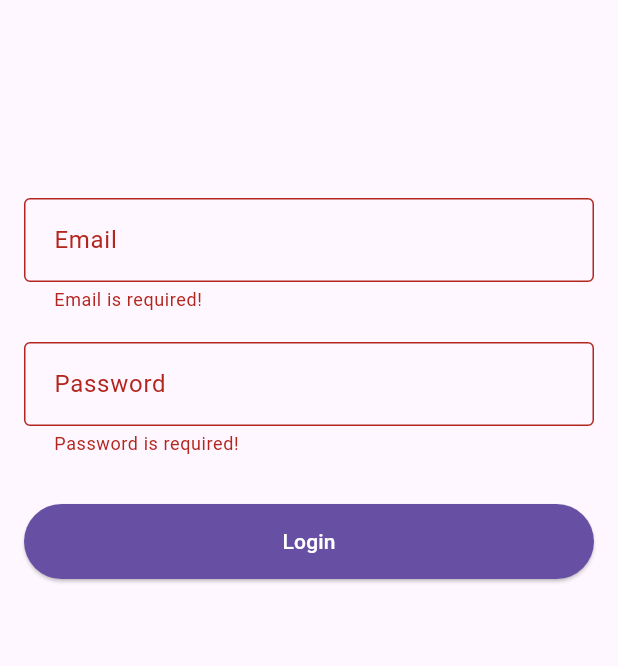
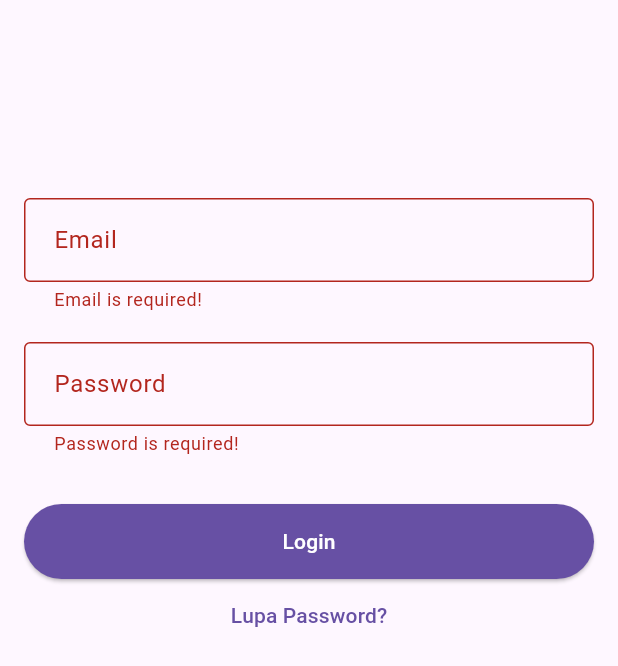
Before and after one commit to antasofa7/attendance_app, a Flutter app: the screen it shows after launch, after a tap on "Login", on a phone screen of 412 x 824 dp. Shown: the top 666 px of the screen. Run offline on Flutter 3.47's test engine with Material 3 defaults, Android fonts, the phone set to English and light mode, and no system bars; our stand-ins replace cloud_firestore, firebase_auth, firebase_core, get; missing offline and left inert: firebase_app_check; accounts and stored records are empty.

Commit message:
feat: add change password, auto login and forgot password

```diff
--- a/lib/app/modules/home/controllers/home_controller.dart
+++ b/lib/app/modules/home/controllers/home_controller.dart
@@ -1,3 +1,5 @@
 import 'package:get/get.dart';
 
-class HomeController extends GetxController {}
+class HomeController extends GetxController {
+  var isLoading = false.obs;
+}
--- a/lib/app/modules/login/controllers/login_controller.dart
+++ b/lib/app/modules/login/controllers/login_controller.dart
@@ -1,3 +1,4 @@
+import 'package:attendance_app/app/modules/password/controllers/password_controller.dart';
 import 'package:firebase_auth/firebase_auth.dart';
 import 'package:flutter/material.dart';
 import 'package:get/get.dart';
@@ -13,8 +14,11 @@ class LoginController extends GetxController {
 
   final FirebaseAuth _auth = FirebaseAuth.instance;
 
+  var isLoading = false.obs;
+
   Future<void> login() async {
     if (formKey.currentState?.validate() ?? false) {
+      isLoading(true);
       try {
         UserCredential userCredential = await _auth.signInWithEmailAndPassword(
             email: emailController.text, password: passwordController.text);
@@ -28,7 +32,8 @@ class LoginController extends GetxController {
                   middleText: 'Change your current password before login!',
                   actions: [
                     ElevatedButton(
-                        onPressed: () => Get.toNamed(Routes.PASSWORD),
+                        onPressed: () => Get.toNamed(Routes.PASSWORD,
+                            arguments: PasswordType.change),
                         child: const Text('Change Password'))
                   ]);
             } else {
@@ -40,7 +45,11 @@ class LoginController extends GetxController {
                 middleText: 'Please verify your email',
                 actions: [
                   OutlinedButton(
-                      onPressed: () => Get.back(), child: const Text('Cancel')),
+                      onPressed: () {
+                        isLoading(false);
+                        Get.back();
+                      },
+                      child: const Text('Cancel')),
                   ElevatedButton(
                       onPressed: () async {
                         try {
@@ -54,6 +63,8 @@ class LoginController extends GetxController {
                           F.alert(
                               title: 'Something went wrong.',
                               message: 'Failed to send verification email.');
+                        } finally {
+                          isLoading(false);
                         }
                       },
                       child: const Text('Resend email'))
@@ -72,6 +83,8 @@ class LoginController extends GetxController {
         }
       } catch (e) {
         F.alert(title: 'Something went wrong', message: e.toString());
+      } finally {
+        isLoading(false);
       }
     }
   }
--- a/lib/app/modules/login/views/login_view.dart
+++ b/lib/app/modules/login/views/login_view.dart
@@ -5,6 +5,8 @@ import 'package:get/get.dart';
 import '../../../../core/methods.dart/methods.dart';
 import '../../../../core/utils/functions.dart';
 import '../../../../core/widgets/widgets.dart';
+import '../../../routes/app_pages.dart';
+import '../../password/controllers/password_controller.dart';
 import '../controllers/login_controller.dart';
 
 class LoginView extends GetView<LoginController> {
@@ -33,10 +35,18 @@ class LoginView extends GetView<LoginController> {
                         validator: (value) =>
                             F.validator('Password', value ?? ''),
                         marginBottom: 32.0),
-                    CustomButton(
-                      label: 'Login',
-                      onPressed: controller.login,
-                    )
+                    Obx(() => CustomButton(
+                          label: controller.isLoading.isTrue
+                              ? 'Loading...'
+                              : 'Login',
+                          onPressed: controller.isLoading.isTrue
+                              ? null
+                              : controller.login,
+                        )),
+                    TextButton(
+                        onPressed: () => Get.to(Routes.LOGIN,
+                            arguments: PasswordType.forgot),
+                        child: const Text('Lupa Password?'))
                   ],
                 ))
           ]),
--- a/lib/core/widgets/custom_button.dart
+++ b/lib/core/widgets/custom_button.dart
@@ -3,12 +3,12 @@ import 'package:get/get.dart';
 
 class CustomButton extends StatelessWidget {
   final String label;
-  final void Function() onPressed;
+  final void Function()? onPressed;
 
   const CustomButton({
     super.key,
     required this.label,
-    required this.onPressed,
+    this.onPressed,
   });
 
   @override
--- a/lib/main.dart
+++ b/lib/main.dart
@@ -1,4 +1,5 @@
 import 'package:firebase_app_check/firebase_app_check.dart';
+import 'package:firebase_auth/firebase_auth.dart';
 import 'package:flutter/material.dart';
 
 import 'package:get/get.dart';
@@ -33,10 +34,19 @@ Future<void> main() async {
   );
 
   runApp(
-    GetMaterialApp(
-      title: "Application",
-      initialRoute: AppPages.INITIAL,
-      getPages: AppPages.routes,
-    ),
+    StreamBuilder<User?>(
+        stream: FirebaseAuth.instance.userChanges(),
+        builder: (context, snapshot) {
+          if (snapshot.connectionState == ConnectionState.waiting) {
+            return const MaterialApp(
+                home:
+                    Scaffold(body: Center(child: CircularProgressIndicator())));
+          }
+          return GetMaterialApp(
+            title: "Application",
+            initialRoute: snapshot.data != null ? Routes.HOME : Routes.LOGIN,
+            getPages: AppPages.routes,
+          );
+        }),
   );
 }
```
Also changed, not shown: lib/app/modules/employee/controllers/employee_controller.dart (+74 -2 lines), lib/app/modules/employee/views/employee_view.dart (+8 -2 lines), lib/app/modules/home/views/home_view.dart (+13 -5 lines), lib/app/modules/password/controllers/password_controller.dart (+25 -0 lines), lib/app/modules/password/views/change_password_widget.dart (added, +32 -0 lines), lib/app/modules/password/views/forgot_password_widget.dart (added, +31 -0 lines), lib/app/modules/password/views/password_view.dart (+6 -20 lines).
